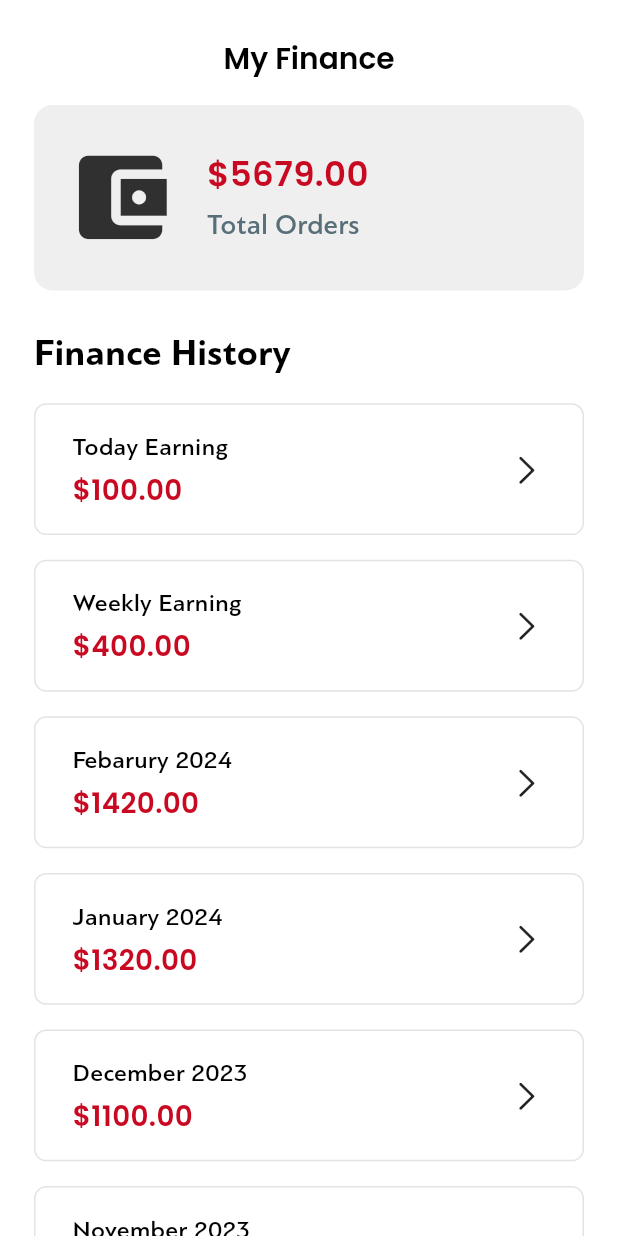
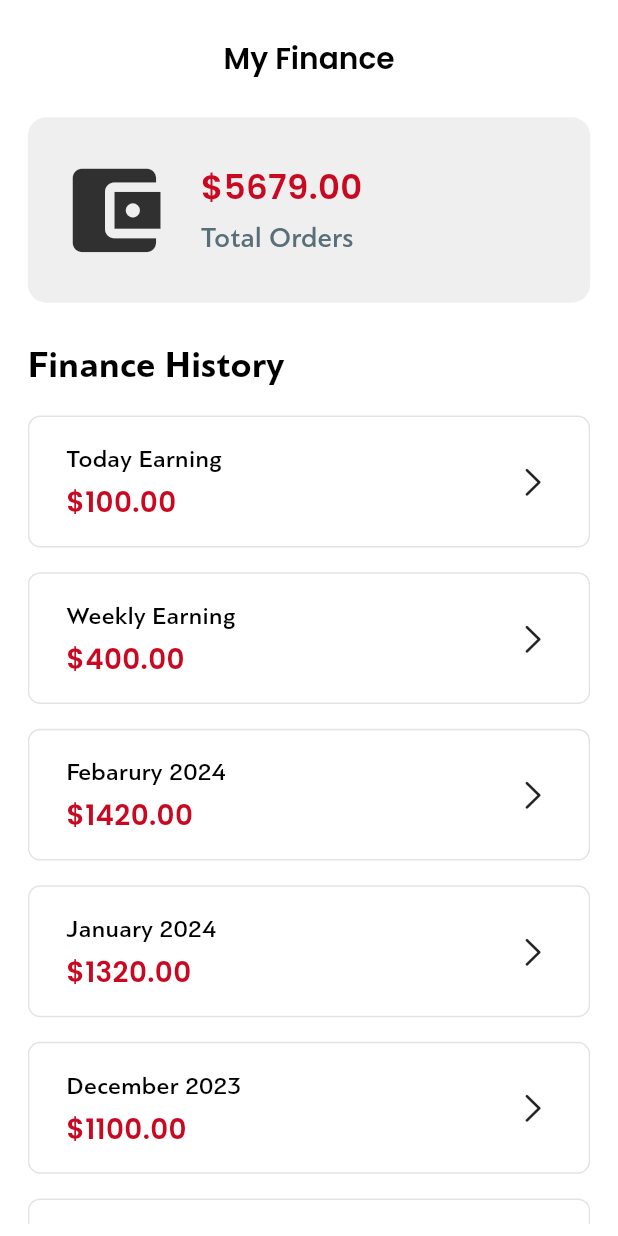
Before and after one commit to developerbazaar1/Treeblazz-partnerApp, a Flutter app: the MyFinanceScreen screen opened by its route, on a phone screen of 412 x 824 dp. Run offline on Flutter 3.47's test engine with Material 3 defaults, Android fonts, the phone set to English and light mode, and no system bars; our stand-ins replace dotted_border, get, google_fonts, iconsax_flutter, smooth_page_indicator.

Commit message:
all change done need to refactor code

```diff
--- a/lib/data/models/dashboard_order.dart
+++ b/lib/data/models/dashboard_order.dart
@@ -1,13 +1,15 @@
 import 'package:flutter/material.dart' show Color;
+import 'package:tb_patner/utils/enum.dart';
 
 class DashboardOrder {
-  final int quantity;
   final String title;
   final Color boxColor;
+  final OrderStatus orderStatus;
+  final String route;
 
-  DashboardOrder({
-    required this.quantity,
-    required this.title,
-    required this.boxColor,
-  });
+  DashboardOrder(
+      {required this.title,
+      required this.boxColor,
+      required this.orderStatus,
+      required this.route});
 }
--- a/lib/features/my finance/screens/my_finance_screen.dart
+++ b/lib/features/my finance/screens/my_finance_screen.dart
@@ -17,7 +17,10 @@ class MyFinanceScreen extends StatelessWidget {
     return Scaffold(
       appBar: const MyAppBarWithoutButton(text: "My Finance"),
       body: Padding(
-        padding: EdgeInsets.symmetric(horizontal: width * 0.055),
+        padding: EdgeInsets.symmetric(
+          vertical: height * 0.01,
+          horizontal: width * 0.045,
+        ),
         child: Column(
           crossAxisAlignment: CrossAxisAlignment.start,
           children: [
--- a/lib/features/order/screen/cancelled_order_screen.dart
+++ b/lib/features/order/screen/cancelled_order_screen.dart
@@ -9,10 +9,14 @@ class CancelledOrderScreen extends StatelessWidget {
   @override
   Widget build(BuildContext context) {
     final width = MediaQuery.sizeOf(context).width;
+    final height = MediaQuery.sizeOf(context).height;
     return Scaffold(
       appBar: const MyAppBar(text: "Cancelled Orders"),
       body: Padding(
-        padding: EdgeInsets.symmetric(horizontal: width * 0.045),
+        padding: EdgeInsets.symmetric(
+          vertical: height * 0.01,
+          horizontal: width * 0.045,
+        ),
         child: ListView.builder(
           itemCount: 10,
           itemBuilder: (context, index) {
--- a/lib/features/order/screen/order_on_the_way.dart
+++ b/lib/features/order/screen/order_on_the_way.dart
@@ -10,6 +10,7 @@ class OrderOnTheWayScreen extends StatelessWidget {
 
   @override
   Widget build(BuildContext context) {
+    final height = MediaQuery.sizeOf(context).height;
     final width = MediaQuery.sizeOf(context).width;
     final orderController = OrderController.instance;
     final onTheWayOrders = orderController.filteredOrders
@@ -18,7 +19,10 @@ class OrderOnTheWayScreen extends StatelessWidget {
     return Scaffold(
       appBar: const MyAppBar(text: "Orders On The Way"),
       body: Padding(
-        padding: EdgeInsets.symmetric(horizontal: width * 0.045),
+        padding: EdgeInsets.symmetric(
+          vertical: height * 0.01,
+          horizontal: width * 0.045,
+        ),
         child: ListView.builder(
           itemCount: onTheWayOrders.length,
           itemBuilder: (context, index) {
--- a/lib/features/order/screen/order_processing_screen.dart
+++ b/lib/features/order/screen/order_processing_screen.dart
@@ -10,6 +10,7 @@ class OrderProcessingScreen extends StatelessWidget {
 
   @override
   Widget build(BuildContext context) {
+    final height = MediaQuery.sizeOf(context).height;
     final width = MediaQuery.sizeOf(context).width;
     final orderController = OrderController.instance;
     final processingOrder = orderController.filteredOrders
@@ -18,7 +19,10 @@ class OrderProcessingScreen extends StatelessWidget {
     return Scaffold(
       appBar: const MyAppBar(text: "Orders Processing"),
       body: Padding(
-        padding: EdgeInsets.symmetric(horizontal: width * 0.045),
+        padding: EdgeInsets.symmetric(
+          vertical: height * 0.01,
+          horizontal: width * 0.045,
+        ),
         child: ListView.builder(
           itemCount: processingOrder.length,
           itemBuilder: (context, index) {
--- a/lib/features/order/screen/ready_for_pickup_order_screen.dart
+++ b/lib/features/order/screen/ready_for_pickup_order_screen.dart
@@ -8,11 +8,13 @@ class ReadyForPickupOrderScreen extends StatelessWidget {
 
   @override
   Widget build(BuildContext context) {
+    final height = MediaQuery.sizeOf(context).height;
     final width = MediaQuery.sizeOf(context).width;
     return Scaffold(
       appBar: const MyAppBar(text: "Ready For Delivery/Pickup"),
       body: Padding(
         padding: EdgeInsets.symmetric(
+          vertical: height * 0.01,
           horizontal: width * 0.045,
         ),
         child: ListView.builder(
--- a/lib/res/comman/appList.dart
+++ b/lib/res/comman/appList.dart
@@ -74,39 +74,40 @@ class AppList {
 // List of Dashboard order
   static List<DashboardOrder> dashboardOrder = [
     DashboardOrder(
-      quantity: 5,
+      orderStatus: OrderStatus.received,
+      route: '/newOrder',
       title: "New Order Request",
       boxColor: AppColor.lightPink,
     ),
-    // DashboardOrder(
-    //   quantity: 0,
-    //   title: "Upcoming Request",
-    //   boxColor: AppColor.hd_lightBlue,P
-    // ),
     DashboardOrder(
-      quantity: 10,
       title: "Orders Processing",
       boxColor: AppColor.hd_lightPurple,
+      orderStatus: OrderStatus.processing,
+      route: '/orderProcessing',
     ),
     DashboardOrder(
-      quantity: 2,
       title: "Ready For Delivery/Pickup",
       boxColor: AppColor.hd_lightGreen,
+      orderStatus: OrderStatus.readyForPickup,
+      route: '/readyForPickupOrder',
     ),
     DashboardOrder(
-      quantity: 0,
       title: "On The Way",
       boxColor: AppColor.hd_lightGreen,
+      orderStatus: OrderStatus.outForDelivery,
+      route: '/orderOnTheWay',
     ),
     DashboardOrder(
-      quantity: 235,
       title: "Delivered Orders",
       boxColor: AppColor.hd_cream,
+      orderStatus: OrderStatus.delivered,
+      route: '/deliveredOrders',
     ),
     DashboardOrder(
-      quantity: 50,
       title: "Cancelled Orders",
       boxColor: AppColor.lightPink,
+      orderStatus: OrderStatus.cancelled,
+      route: '/cancelledOrder',
     ),
   ];
 
--- a/lib/res/routing/router.dart
+++ b/lib/res/routing/router.dart
@@ -82,11 +82,11 @@ Route<dynamic> generateRoute(RouteSettings routeSettings) {
         settings: routeSettings,
         builder: (_) => const MyFinanceScreen(),
       );
-    case EditProductPriceQuantityScreen.routeName:
-      return MaterialPageRoute(
-        settings: routeSettings,
-        builder: (_) => const EditProductPriceQuantityScreen(),
-      );
+    // case EditProductPriceQuantityScreen.routeName:
+    //   return MaterialPageRoute(
+    //     settings: routeSettings,
+    //     builder: (_) => const EditProductPriceQuantityScreen(),
+    //   );
     case AddProductScreen.routeName:
       return MaterialPageRoute(
         settings: routeSettings,
```
Also changed, not shown: lib/controllers/products_controller.dart (+27 -0 lines), lib/features/home/screens/home_screen.dart (+4 -20 lines), lib/features/order/screen/delivered_order_screen.dart (+6 -1 lines), lib/features/order/screen/new_order_screen.dart (+6 -1 lines), lib/features/products/screens/edit_product_price_quantity_screen.dart (+66 -4 lines), lib/features/products/screens/menu_categories_products_screen.dart (+1 -7 lines), lib/features/products/widgets/product_card.dart (+18 -7 lines), lib/utils/utils.dart (+4 -4 lines).
